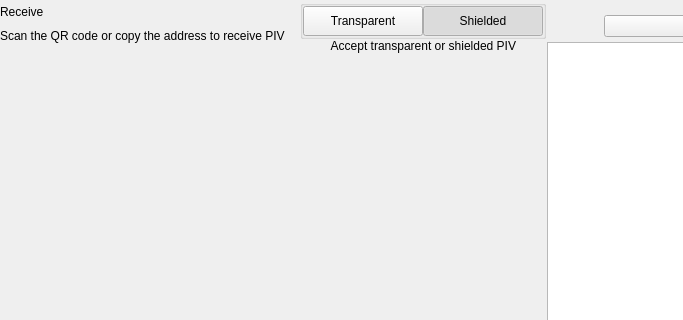
Above: src/qt/pivx/forms/receivewidget.ui from PivxLiteDev/PivxLite before the change; both pictures show x 0 to 683 and y 0 to 320 of the 819 by 629 pixel window. Below: the same form after it.
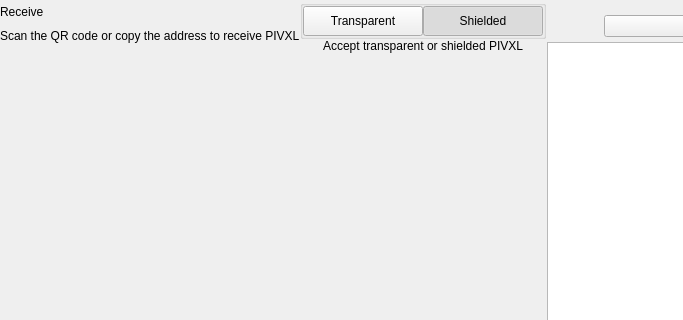
That is the form after the change. Custom widgets are drawn as their Qt base class.

Commit message: renamed PIV -> PIVXL, zPIV -> zPIVXL, mPIV -> mPIVXL and uPIV -> uPIVXL renamed PIVX -> PIVXL

```diff
--- a/src/qt/pivx/forms/receivewidget.ui
+++ b/src/qt/pivx/forms/receivewidget.ui
@@ -78,7 +78,7 @@
             <item alignment="Qt::AlignTop">
              <widget class="QLabel" name="labelSubtitle1">
               <property name="text">
-               <string>Scan the QR code or copy the address to receive PIV</string>
+               <string>Scan the QR code or copy the address to receive PIVXL</string>
               </property>
              </widget>
             </item>
@@ -201,7 +201,7 @@
              <item alignment="Qt::AlignHCenter|Qt::AlignTop">
               <widget class="QLabel" name="labelSubtitle2">
                <property name="text">
-                <string>Accept transparent or shielded PIV</string>
+                <string>Accept transparent or shielded PIVXL</string>
                </property>
                <property name="alignment">
                 <set>Qt::AlignRight|Qt::AlignTrailing|Qt::AlignVCenter</set>
```
The commit also changes 109 other files.
